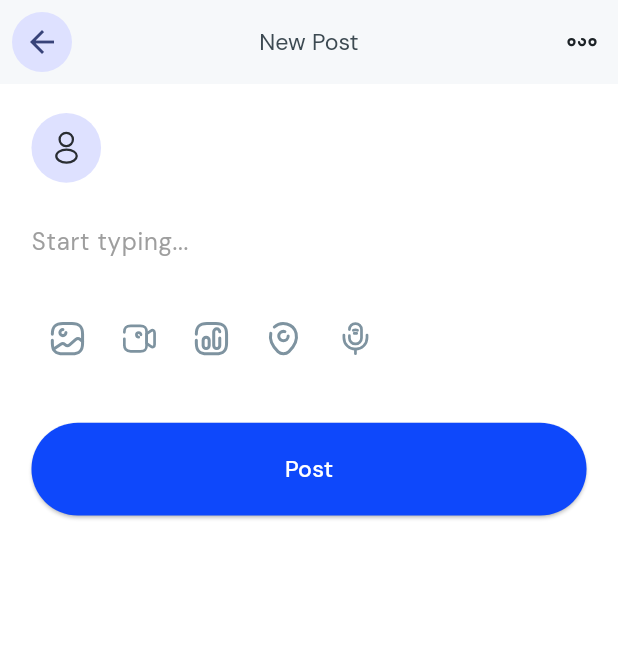
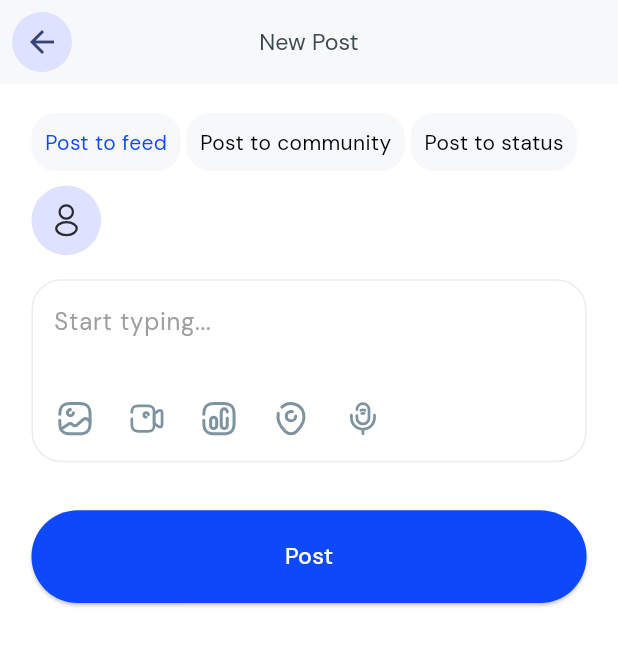
Before and after one commit to francisnatty/student, a Flutter app: the AddPostScreen screen opened directly, on a phone screen of 412 x 824 dp. Shown: the top 646 px of the screen. Run offline on Flutter 3.47's test engine with Material 3 defaults, Android fonts, the phone set to English and light mode, and no system bars; our stand-ins replace awesome_notifications, dio, firebase_core, firebase_messaging, flutter_screenutil, flutter_secure_storage and 11 more; missing offline and left inert: agora_rtc_engine; accounts and stored records are empty; network calls fail.

Commit message:
post to feed and status

```diff
--- a/lib/features/home/feed_details.dart
+++ b/lib/features/home/feed_details.dart
@@ -86,6 +86,7 @@ class FeedDetails extends StatelessWidget {
               crossAxisAlignment: CrossAxisAlignment.start,
               children: [
                 FeedDetailContainer(
+                  feedId: post.id,
                   userName: "${post.user?.firstName} ${post.user?.lastName}" ??
                       "Default User",
                   timeAgo: timeago.format(DateTime.parse(post.createdAt ?? '')),
@@ -150,8 +151,7 @@ class FeedDetails extends StatelessWidget {
                   padding: const EdgeInsets.all(12.0),
                   child: AppTextfield.regular(
                     controller: commentController,
-                    hintText:
-                        'Response as ${post.user?.firstName} ${post.user?.lastName}',
+                    hintText: 'Response as ${post.user?.firstName} ${post.user?.lastName}',
                     prefixIcon: IconButton(
                       icon: SvgPicture.asset('assets/icons/profile.svg'),
                       onPressed: () {},
--- a/lib/features/home/screens/add_post_screen.dart
+++ b/lib/features/home/screens/add_post_screen.dart
@@ -13,6 +13,8 @@ import 'package:student_centric_app/widgets/app_button.dart';
 import 'package:student_centric_app/widgets/padding_widget.dart';
 
 class AddPostScreen extends StatefulWidget {
+  const AddPostScreen({super.key});
+
   @override
   _AddPostScreenState createState() => _AddPostScreenState();
 }
@@ -27,6 +29,12 @@ class _AddPostScreenState extends State<AddPostScreen> {
   File? _selectedVoiceNote;
 
   final int maxMediaCount = 4;
+  int? selectedIndex = 0;
+  final List<String> postItemList = [
+    "Post to feed",
+    "Post to community",
+    "Post to status"
+  ];
 
   Future<void> _pickMedia({required bool isImage}) async {
     final ImagePicker _picker = ImagePicker();
@@ -57,9 +65,13 @@ class _AddPostScreenState extends State<AddPostScreen> {
 
   Future<void> _postToFeed() async {
     final postsProvider = Provider.of<PostsProvider>(context, listen: false);
-
+    debugPrint("selected post Type => ${selectedIndex}");
     await postsProvider.postToFeed(
-      postType: 'feed', // Example post type
+      postType: (selectedIndex == 0)
+          ? PostTypeEnums.feed.name
+          : (selectedIndex == 1)
+              ? PostTypeEnums.community.name
+              : PostTypeEnums.status.name, // Example post type
       userId: context.account.user!.id
           .toString(), // Replace with the actual user ID
       content: _contentController.text,
@@ -117,7 +129,7 @@ class _AddPostScreenState extends State<AddPostScreen> {
         leading: IconButton(
           icon: CircleAvatar(
             radius: 24.r,
-            child: Icon(
+            child: const Icon(
               Icons.arrow_back,
             ),
           ),
@@ -125,23 +137,55 @@ class _AddPostScreenState extends State<AddPostScreen> {
             Navigator.pop(context);
           },
         ),
-        actions: [
-          IconButton(
-            icon: SvgPicture.asset(
-              AppAssets.moreHoriz,
-            ),
-            onPressed: () {
-              // Add additional actions here
-            },
-          ),
-        ],
       ),
       body: SingleChildScrollView(
         child: Column(
           crossAxisAlignment: CrossAxisAlignment.start,
           children: [
             20.verticalSpace,
-            Row(
+            SizedBox(
+              height: 40.h,
+              child: ListView.builder(
+                itemCount: postItemList.length,
+                scrollDirection: Axis.horizontal,
+                shrinkWrap: true,
+                itemBuilder: (context, index) {
+                  return GestureDetector(
+                    onTap: () {
+                      setState(() {
+                        selectedIndex = index;
+                      });
+                    },
+                    child: Container(
+                      padding: const EdgeInsets.all(8.0),
+                      margin: const EdgeInsets.only(right: 4),
+                      decoration: BoxDecoration(
+                        color: AppColors.grey1,
+                        border: Border.all(
+                          color: AppColors.grey1,
+                        ),
+                        borderRadius: BorderRadius.circular(
+                          16.0,
+                        ),
+                      ),
+                      child: Center(
+                        child: Text(
+                          postItemList[index],
+                          style: TextStyle(
+                            color: selectedIndex == index
+                                ? AppColors.primaryColor
+                                : Colors.black,
+                            fontSize: 14.0,
+                          ),
+                        ),
+                      ),
+                    ),
+                  );
+                },
+              ),
+            ),
+            10.verticalSpace,
+            (selectedIndex == 0) ? Row(
               children: [
                 CircleAvatar(
                   radius: 24.r,
@@ -149,24 +193,49 @@ class _AddPostScreenState extends State<AddPostScreen> {
                     AppAssets.profileIcon,
                   ),
                 ),
-                SizedBox(width: 12),
+                const SizedBox(width: 12),
                 Text(
                   "${context.account.user!.firstName} ${context.account.user!.lastName}",
-                  style: TextStyle(
+                  style: const TextStyle(
                     fontSize: 16,
                     fontWeight: FontWeight.bold,
                   ),
                 ),
               ],
+            ):Container(),
+            const SizedBox(height: 16),
+            (selectedIndex == 0) ? _postToFeedWidget() : _postToStatusWidget(),
+            const SizedBox(height: 32),
+            (selectedIndex == 0) ? AppButton.primary(
+              text: "Post",
+              onPressed: isPosting ? null : _postToFeed,
+              isLoading: isPosting,
+            ):
+            Container()
+          ],
+        ).padHorizontal,
       ),
-            SizedBox(height: 16),
-            TextField(
+    );
+  }
+
+  Widget _postToFeedWidget() {
+    return Container(
+      padding: const EdgeInsets.symmetric(vertical: 4, horizontal: 4),
+      decoration: BoxDecoration(
+          border: Border.all(color: AppColors.greyTwo),
+          borderRadius: BorderRadius.circular(20)),
+      child: Column(
+        children: [
+          Padding(
+            padding: const EdgeInsets.only(left: 10.0),
+            child: TextField(
               controller: _contentController,
               maxLines: null,
-              decoration: InputDecoration(
+              decoration: const InputDecoration(
                 hintText: 'Start typing...',
                 border: InputBorder.none,
                 hintStyle: TextStyle(fontSize: 16, color: Colors.grey),
+              ),
             ),
           ),
           if (_selectedImages.isNotEmpty || _selectedVideos.isNotEmpty)
@@ -188,7 +257,7 @@ class _AddPostScreenState extends State<AddPostScreen> {
                               onTap: () => setState(() {
                                 _selectedImages.remove(image);
                               }),
-                                child: CircleAvatar(
+                              child: const CircleAvatar(
                                 radius: 12,
                                 backgroundColor: Colors.red,
                                 child: Icon(Icons.close,
@@ -201,7 +270,7 @@ class _AddPostScreenState extends State<AddPostScreen> {
                   ..._selectedVideos.map((video) => Stack(
                         clipBehavior: Clip.none,
                         children: [
-                            Icon(Icons.video_library, size: 100),
+                          const Icon(Icons.video_library, size: 100),
                           Positioned(
                             top: -8,
                             right: -8,
@@ -209,7 +278,7 @@ class _AddPostScreenState extends State<AddPostScreen> {
                               onTap: () => setState(() {
                                 _selectedVideos.remove(video);
                               }),
-                                child: CircleAvatar(
+                              child: const CircleAvatar(
                                 radius: 12,
                                 backgroundColor: Colors.red,
                                 child: Icon(Icons.close,
@@ -235,10 +304,11 @@ class _AddPostScreenState extends State<AddPostScreen> {
                       border: OutlineInputBorder(
                         borderRadius: BorderRadius.circular(8),
                       ),
-                        contentPadding: EdgeInsets.symmetric(horizontal: 12),
+                      contentPadding:
+                          const EdgeInsets.symmetric(horizontal: 12),
                     ),
                   ),
-                    SizedBox(height: 8),
+                  const SizedBox(height: 8),
                   TextField(
                     controller: _pollChoice2Controller,
                     decoration: InputDecoration(
@@ -246,24 +316,25 @@ class _AddPostScreenState extends State<AddPostScreen> {
                       border: OutlineInputBorder(
                         borderRadius: BorderRadius.circular(8),
                       ),
-                        contentPadding: EdgeInsets.symmetric(horizontal: 12),
+                      contentPadding:
+                          const EdgeInsets.symmetric(horizontal: 12),
                     ),
                   ),
-                    SizedBox(height: 8),
+                  const SizedBox(height: 8),
                   TextButton(
                     onPressed: () {
                       // Add more poll choices logic
                     },
-                      child: Text('Add another choice'),
+                    child: const Text('Add another choice'),
                   ),
-                    SizedBox(height: 16),
+                  const SizedBox(height: 16),
                   GestureDetector(
                     onTap: () {
                       setState(() {
                         isPollAdded = false; // Remove poll
                       });
                     },
-                      child: Row(
+                    child: const Row(
                       children: [
                         Icon(Icons.remove_circle, color: Colors.red),
                         SizedBox(width: 8),
@@ -275,7 +346,7 @@ class _AddPostScreenState extends State<AddPostScreen> {
                 ],
               ),
             ),
-            SizedBox(height: 16),
+          const SizedBox(height: 16),
           Row(
             children: [
               IconButton(
@@ -321,15 +392,63 @@ class _AddPostScreenState extends State<AddPostScreen> {
               ),
             ],
           ),
-            SizedBox(height: 32),
-            AppButton.primary(
-              text: "Post",
-              onPressed: isPosting ? null : _postToFeed,
-              isLoading: isPosting,
-            )
         ],
-        ).padHorizontal,
       ),
     );
   }
+
+  Widget _postToStatusWidget() {
+    return Column(
+      children: [
+        Container(
+          height: 500.h,
+          width: 320.w,
+          padding: const EdgeInsets.symmetric(vertical: 4, horizontal: 4),
+          decoration: BoxDecoration(
+              border: Border.all(color: AppColors.greyTwo),
+              borderRadius: BorderRadius.circular(30),
+              image: const DecorationImage(
+                  image: AssetImage(
+                    'assets/images/status_image.png',
+                  ),
+                  fit: BoxFit.cover)),
+        ),
+        const SizedBox(height: 16),
+        Row(
+          mainAxisAlignment: MainAxisAlignment.spaceEvenly,
+          children: [
+            Container(
+              height: 60.h,
+              width: 60.w,
+              padding: const EdgeInsets.symmetric(vertical: 4, horizontal: 4),
+              decoration: BoxDecoration(
+                  border: Border.all(color: AppColors.greyTwo),
+                  borderRadius: BorderRadius.circular(10),
+                  image: const DecorationImage(
+                      image: AssetImage(
+                        'assets/images/status_image.png',
+                      ),
+                      fit: BoxFit.fill)),
+            ),
+            IconButton(
+              icon: SvgPicture.asset(
+                'assets/icons/camera_circle.svg',
+                height: 60,
+                width: 60,
+              ),
+              onPressed: () => _pickMedia(isImage: true),
+            ),
+            IconButton(
+              icon: SvgPicture.asset(
+                'assets/icons/text_circle.svg',
+                height: 60,
+                width: 60,
+              ),
+              onPressed: () => _pickMedia(isImage: true),
+            ),
+          ],
+        ),
+      ],
+    );
   }
+}
```
Also changed, not shown: lib/core/network/api_service.dart (+7 -1 lines), lib/features/home/providers/post_provider.dart (+36 -0 lines), lib/features/home/widgets/feed_detail_container.dart (+26 -8 lines), assets/icons/camera_circle.svg (added), assets/icons/text_circle.svg (added), assets/images/status_image.png (added), 1 other file. Lines whose indentation alone changed are shown as unchanged.
